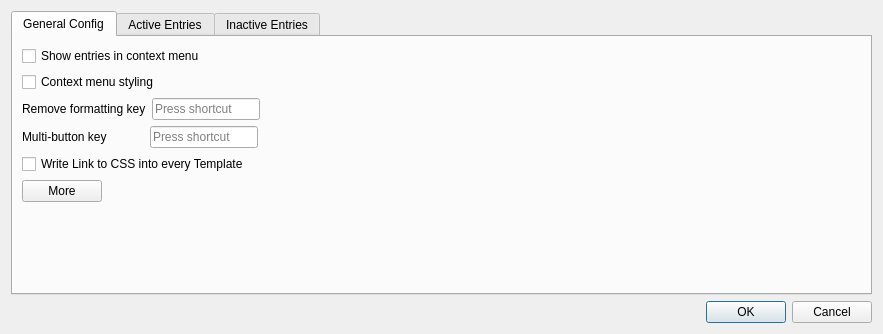
This is designer/settings_main_widgets.ui in ijgnd/anki__editor__apply__font_color__background_color__custom_class__custom_style as Qt 5 draws it before an edit. The edited form follows.
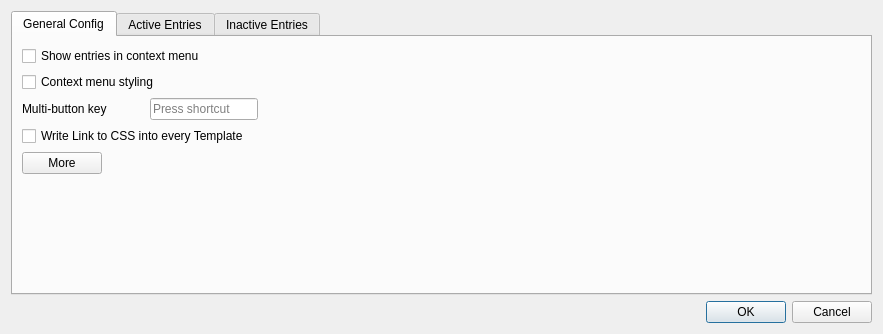
This is the edited form. The open tabs and pages were chosen to show the change.

Commit message: Remove option to set hotkey for remove formatting key

What changed in the file:
```diff
--- a/designer/settings_main_widgets.ui
+++ b/designer/settings_main_widgets.ui
@@ -47,38 +47,7 @@
           </widget>
          </item>
          <item>
-          <layout class="QHBoxLayout" name="horizontalLayout_4">
-           <item>
-            <widget class="QLabel" name="label_3">
-             <property name="text">
-              <string>Remove formatting key</string>
-             </property>
-            </widget>
-           </item>
-           <item>
-            <widget class="QKeySequenceEdit" name="remove_formatting_shortcut">
-             <property name="sizePolicy">
-              <sizepolicy hsizetype="Fixed" vsizetype="Fixed">
-               <horstretch>0</horstretch>
-               <verstretch>0</verstretch>
-              </sizepolicy>
-             </property>
-            </widget>
-           </item>
-           <item>
-            <spacer name="horizontalSpacer_2">
-             <property name="orientation">
-              <enum>Qt::Horizontal</enum>
-             </property>
-             <property name="sizeHint" stdset="0">
-              <size>
-               <width>40</width>
-               <height>20</height>
-              </size>
-             </property>
-            </spacer>
-           </item>
-          </layout>
+          <layout class="QHBoxLayout" name="horizontalLayout_4"/>
          </item>
          <item>
           <layout class="QHBoxLayout" name="horizontalLayout_5">
```
Left out of the diff: 2 changed lines with no effect on the pictures. The commit also changes 1 other file.
